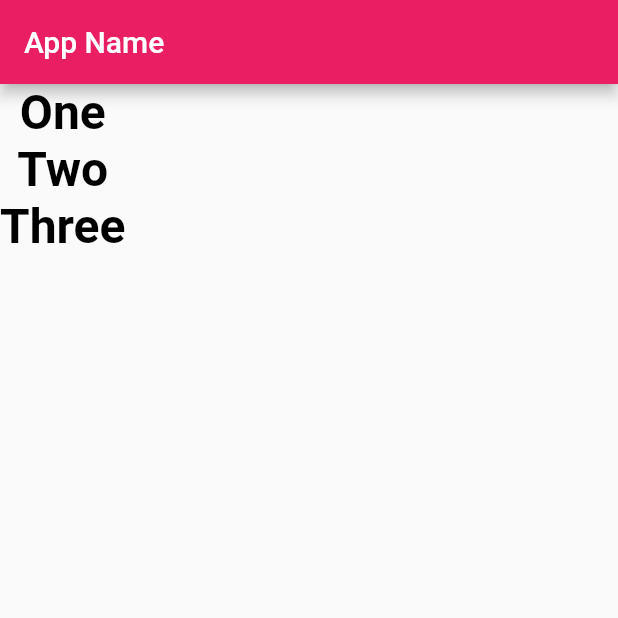
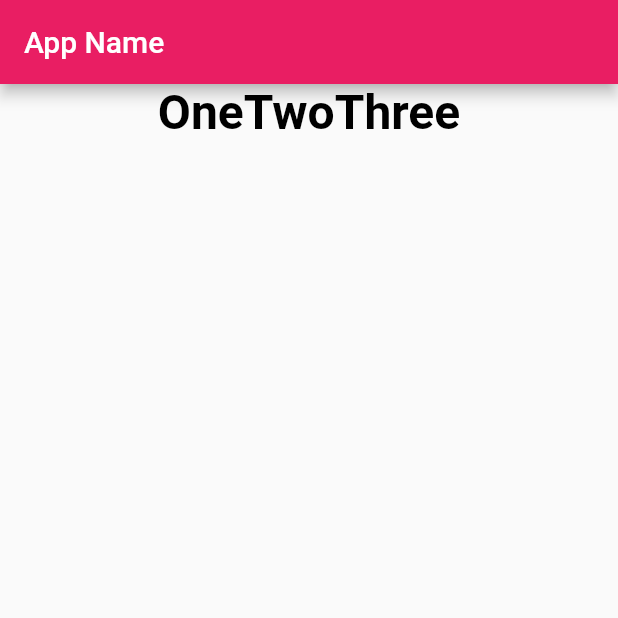
Before and after one commit to naokimakino/introduction-to-flutter3, a Flutter app: the screen it shows after launch, on a phone screen of 412 x 824 dp, the top half of it. Run offline on Flutter 3.47's test engine with Material 2 defaults, Android fonts, the phone set to English and light mode, and no system bars.

Commit message:
feat(chapter2): list2_13

```diff
--- a/chpater2/lib/main.dart
+++ b/chpater2/lib/main.dart
@@ -34,8 +34,8 @@ class _MyHomePageState extends State<MyHomePage> {
       appBar: AppBar(
         title: const Text('App Name'),
       ),
-      body: const Column(
-        mainAxisAlignment: MainAxisAlignment.start,
+      body: const Row(
+        mainAxisAlignment: MainAxisAlignment.center,
         mainAxisSize: MainAxisSize.max,
         crossAxisAlignment: CrossAxisAlignment.center,
         children: <Widget>[
```
